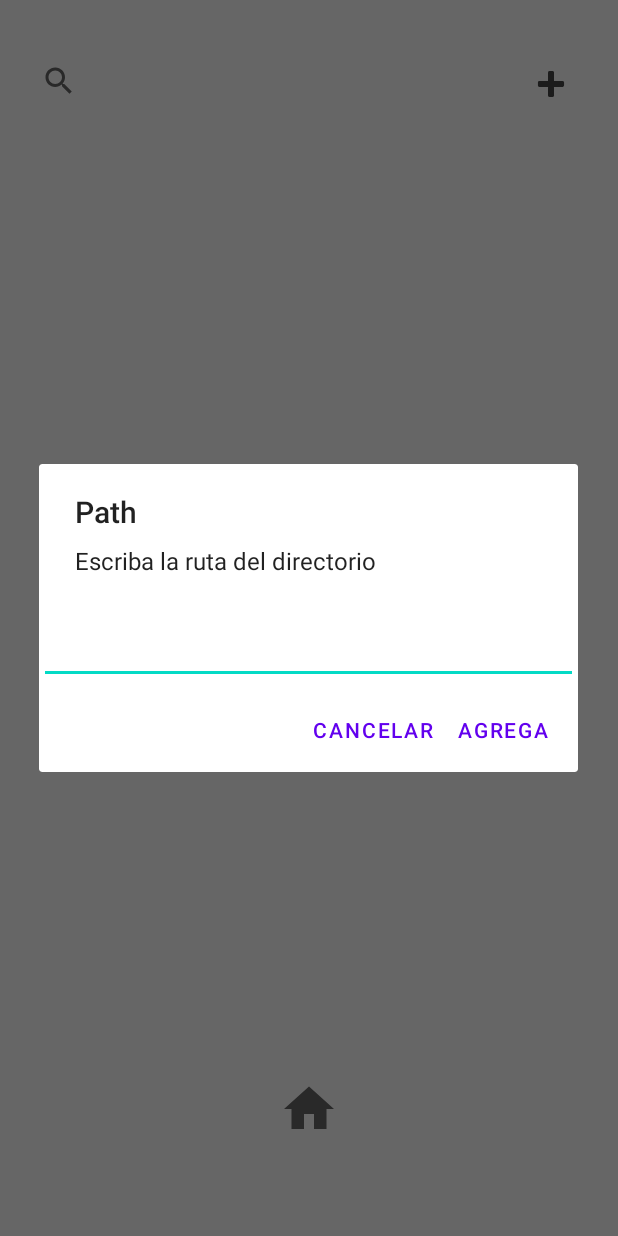
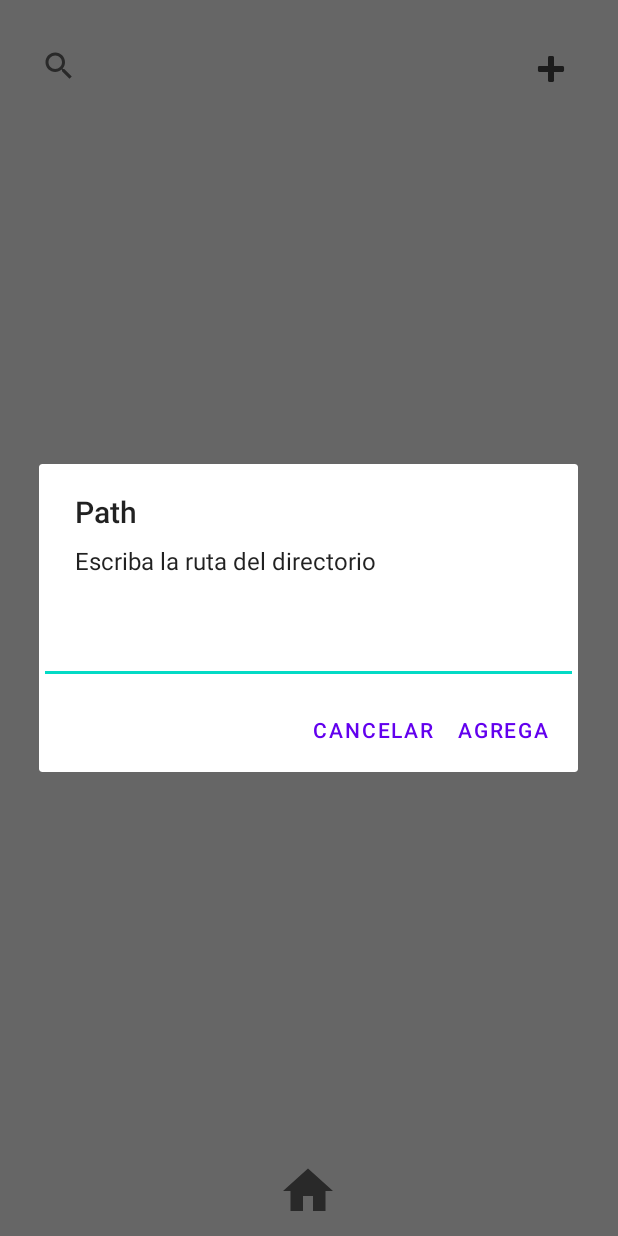
Before and after one commit to ArturoGonzalezBreton/MP3Player, an Android app: the SongsActivity screen opened directly, with no data from a screen before it, after a tap on "Agregar", on a phone screen of 412 x 824 dp. Run offline under Robolectric (Android 15) with nearby library versions, the phone set to English and light mode, and no system bars.

```diff
--- a/app/src/main/java/com/example/reproductormp3/MainActivity.kt
+++ b/app/src/main/java/com/example/reproductormp3/MainActivity.kt
@@ -27,7 +27,6 @@ class MainActivity : AppCompatActivity() {
         super.onCreate(savedInstanceState)
         setContentView(R.layout.activity_main)
 
-        val search: SearchView = findViewById(R.id.searchView)
         val song: TextView = findViewById(R.id.songName)
         val addBtn: ImageButton = findViewById(R.id.addButton)
         val playPauseBtn: ImageButton = findViewById(R.id.playButton)
--- a/app/src/main/res/layout/activity_songs.xml
+++ b/app/src/main/res/layout/activity_songs.xml
@@ -10,7 +10,7 @@
         android:id="@+id/addButton"
         android:layout_width="wrap_content"
         android:layout_height="wrap_content"
-        android:layout_marginTop="30dp"
+        android:layout_marginTop="20dp"
         android:layout_marginEnd="15dp"
         android:backgroundTint="#00FFFFFF"
         android:contentDescription="@string/add"
@@ -25,10 +25,11 @@
         tools:ignore="DuplicateSpeakableTextCheck" />
 
     <SearchView
+        android:id="@+id/searchView"
         android:layout_width="268dp"
         android:layout_height="wrap_content"
         android:layout_marginStart="15dp"
-        android:layout_marginTop="30dp"
+        android:layout_marginTop="20dp"
         app:layout_constraintBottom_toBottomOf="parent"
         app:layout_constraintEnd_toEndOf="parent"
         app:layout_constraintHorizontal_bias="0.0"
@@ -39,9 +40,9 @@
     <ListView
         android:id="@+id/songList"
         android:layout_width="380dp"
-        android:layout_height="550dp"
+        android:layout_height="650dp"
         android:layout_marginStart="1dp"
-        android:layout_marginTop="113dp"
+        android:layout_marginTop="70dp"
         android:layout_marginEnd="1dp"
         app:layout_constraintBottom_toBottomOf="parent"
         app:layout_constraintEnd_toEndOf="parent"
@@ -53,12 +54,13 @@
         android:id="@+id/homeButton"
         android:layout_width="wrap_content"
         android:layout_height="wrap_content"
-        android:layout_marginBottom="9dp"
         android:backgroundTint="#00FFFFFF"
         android:contentDescription="@string/home"
         app:layout_constraintBottom_toBottomOf="parent"
         app:layout_constraintEnd_toEndOf="parent"
+        app:layout_constraintHorizontal_bias="0.498"
         app:layout_constraintStart_toStartOf="parent"
         app:layout_constraintTop_toBottomOf="@+id/songList"
+        app:layout_constraintVertical_bias="1.0"
         app:srcCompat="@drawable/ic_baseline_home_24" />
 </androidx.constraintlayout.widget.ConstraintLayout>
```
Also changed, not shown: app/src/main/java/com/example/reproductormp3/Lector.kt (+15 -9 lines), app/src/main/java/com/example/reproductormp3/SongsActivity.kt (+49 -2 lines), app/src/main/res/layout/activity_main.xml (+0 -13 lines).
